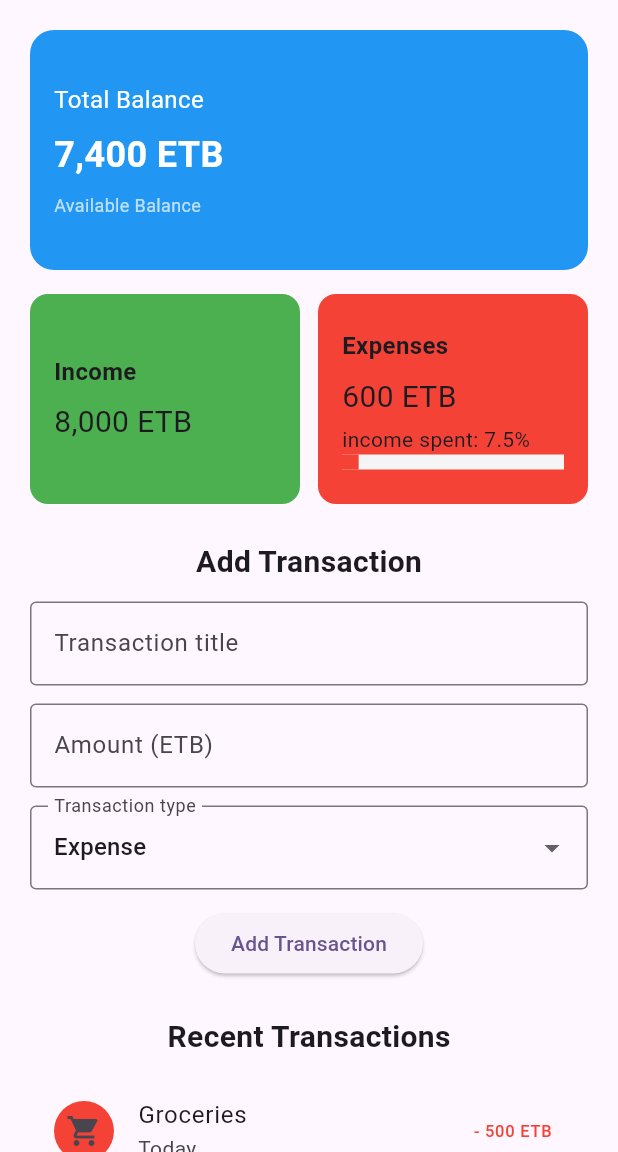
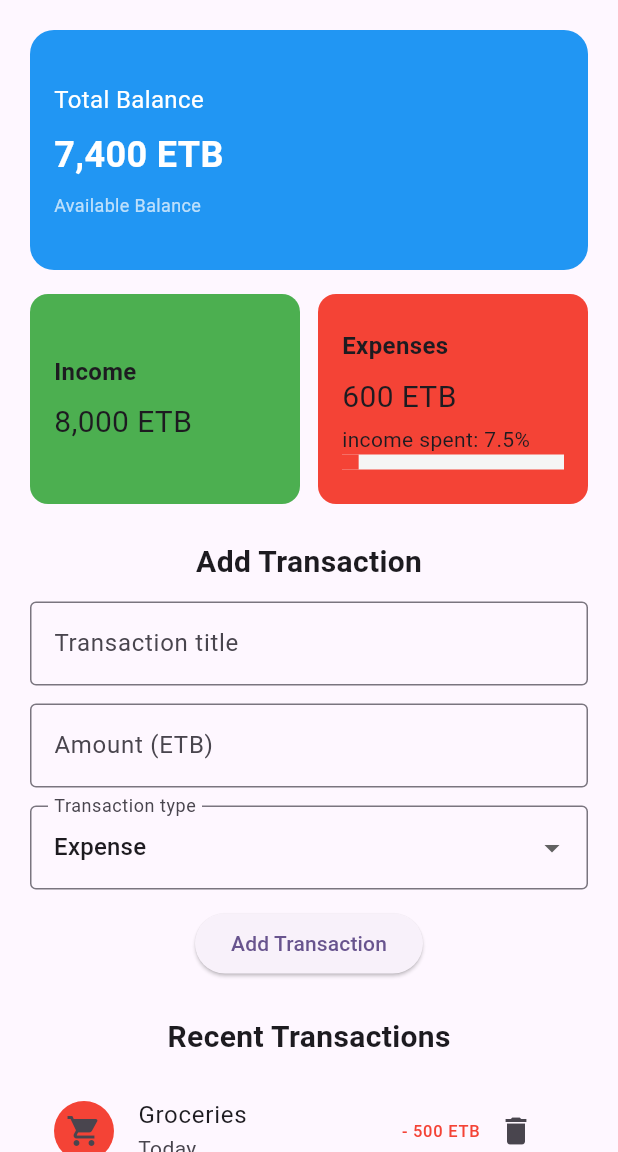
Before and after one commit to kalebbirhanu/fintracker, a Flutter app: the screen it shows after launch, on a phone screen of 412 x 824 dp, the part 84-1236 px from its top. Run offline on Flutter 3.47's test engine with Material 3 defaults, Android fonts, the phone set to English and light mode, and no system bars.

Commit message:
transaction  button

```diff
--- a/lib/main.dart
+++ b/lib/main.dart
@@ -81,6 +81,7 @@ class _MyHomePageState extends State<MyHomePage> {
     super.dispose();
   }
 
+  @override
   Widget build(BuildContext context) {
     final totalIncome = transactions
         .where((transaction) {
@@ -111,6 +112,8 @@ class _MyHomePageState extends State<MyHomePage> {
 
     final progressValue = (expensePercentage / 100).clamp(0.0, 1.0);
 
+
+
     final transactionWidgets = ListView.separated(
       itemCount: transactions.length,
       shrinkWrap: true,
@@ -122,6 +125,11 @@ class _MyHomePageState extends State<MyHomePage> {
           amount: transactions[index]['amount'] as int,
           isIncome: transactions[index]['isIncome'] as bool,
           icon: transactions[index]['icon'] as IconData,
+          onDelete: () {
+           setState(() {
+             transactions.removeAt(index);
+           });
+          },
         );
       },
       separatorBuilder: (context, index) {
@@ -337,6 +345,7 @@ return;
 
     setState(() {
       transactions.add(newTransaction);
+      isIncome = false;
     });
     // Action to perform
 
@@ -380,6 +389,7 @@ class TransactionTile extends StatelessWidget {
   final int amount;
   final bool isIncome;
   final IconData icon;
+    final VoidCallback onDelete;
 
   const TransactionTile({
     super.key,
@@ -388,6 +398,7 @@ class TransactionTile extends StatelessWidget {
     required this.amount,
     required this.isIncome,
     required this.icon,
+    required this.onDelete,
   });
 
   @override
@@ -405,9 +416,17 @@ class TransactionTile extends StatelessWidget {
       ),
       title: Text(title),
       subtitle: Text(date),
-      trailing: Text(
+      trailing: Row(
+        mainAxisSize: MainAxisSize.min,
+      children: [
+        Text (
         isIncome ? '+ $formattedAmount ETB' : '- $formattedAmount ETB',
         style: TextStyle(color: isIncome ? Colors.green : Colors.red),
+      ),
+
+      IconButton(onPressed: onDelete,
+  icon: Icon(Icons.delete)),
+        ],
       ),
     );
   }
```
